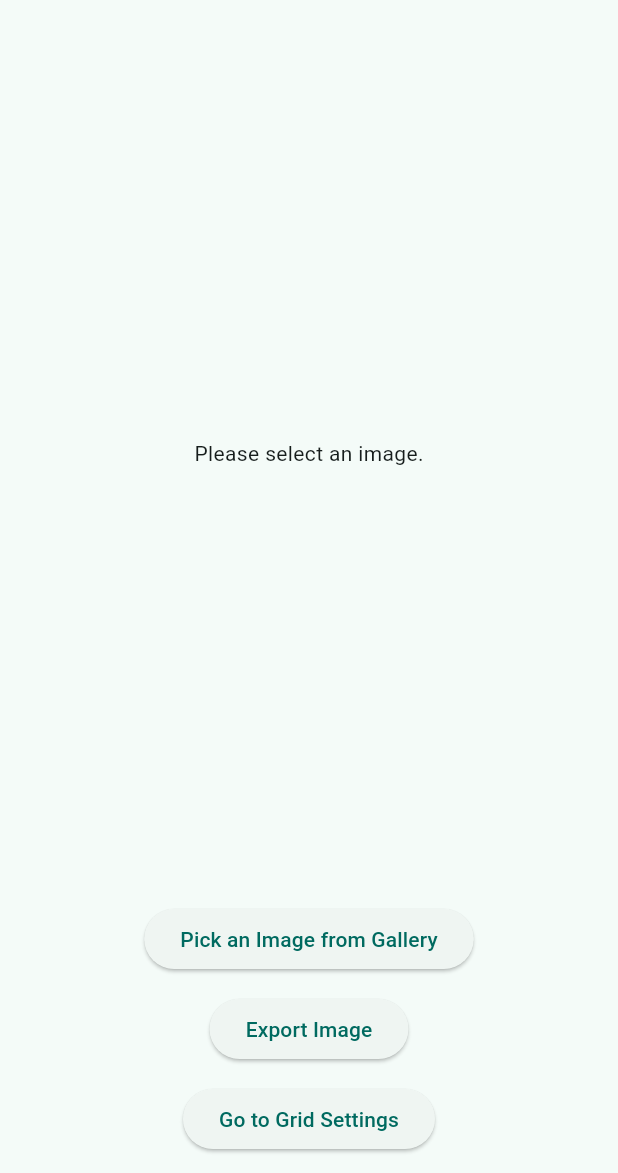
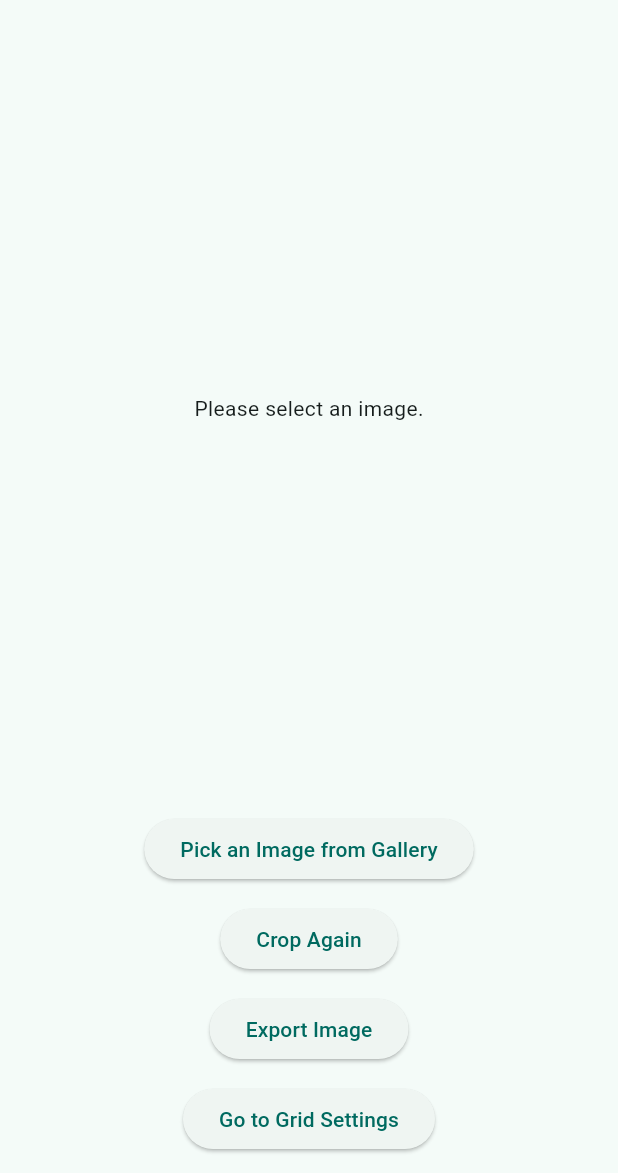
Before and after one commit to Qing117/gridder, a Flutter app: the screen it shows after launch, after a tap on "Pick an Image from Gallery", on a phone screen of 412 x 824 dp, the part 63-1236 px from its top. Run offline on Flutter 3.47's test engine with Material 3 defaults, Android fonts, the phone set to English and light mode, and no system bars; our stand-ins replace flutter_colorpicker, gallery_saver, image_cropper, image_picker.

Commit message:
✨ Added image export to Photos app via temp file for most recent display

```diff
--- a/lib/grid_settings_page.dart
+++ b/lib/grid_settings_page.dart
@@ -76,7 +76,7 @@ class _GridSettingsPageState extends State<GridSettingsPage> {
               Slider(
                 value: _localStrokeWidth,
                 min: 1.0,
-                max: 30.0,
+                max: 10.0,
                 divisions: 20,
                 label: _localStrokeWidth.toStringAsFixed(1),
                 onChanged: (value) {
--- a/lib/main.dart
+++ b/lib/main.dart
@@ -6,6 +6,7 @@ import 'dart:ui' as ui;
 import 'package:flutter/rendering.dart';
 import 'package:path_provider/path_provider.dart';
 import 'package:gallery_saver/gallery_saver.dart';
+import 'package:image_cropper/image_cropper.dart';
 import 'grid_settings_page.dart';
 
 void main() {
@@ -38,6 +39,7 @@ class GridOverlayScreen extends StatefulWidget {
 class _GridOverlayScreenState extends State<GridOverlayScreen> {
   File? _selectedImage;
   ui.Image? _uiImage;
+  String? _originalImagePath;
 
   int _numRows = 4;
   int _numCols = 4;
@@ -49,7 +51,7 @@ class _GridOverlayScreenState extends State<GridOverlayScreen> {
 
   Color _gridColor = Colors.yellow;
   double _gridOpacity = 1.0;
-  double _gridStrokeWidth = 15.0;
+  double _gridStrokeWidth = 1.0;
 
   @override
   void initState() {
@@ -70,8 +72,80 @@ class _GridOverlayScreenState extends State<GridOverlayScreen> {
     final pickedFile = await picker.pickImage(source: ImageSource.gallery);
 
     if (pickedFile != null) {
-      final imageFile = File(pickedFile.path);
-      final data = await pickedFile.readAsBytes();
+      _originalImagePath = pickedFile.path;
+
+      final croppedFile = await ImageCropper().cropImage(
+        sourcePath: pickedFile.path,
+        aspectRatioPresets: [
+          CropAspectRatioPreset.original,
+          CropAspectRatioPreset.square,
+          CropAspectRatioPreset.ratio3x2,
+          CropAspectRatioPreset.ratio4x3,
+          CropAspectRatioPreset.ratio16x9,
+          CropAspectRatioPreset.ratio5x4,
+          CropAspectRatioPreset.ratio7x5,
+          CropAspectRatioPreset.ratio5x3,
+        ],
+        uiSettings: [
+          AndroidUiSettings(
+            toolbarTitle: 'Crop Image',
+            toolbarColor: Colors.teal,
+            toolbarWidgetColor: Colors.white,
+            lockAspectRatio: false,
+          ),
+          IOSUiSettings(
+            title: 'Crop Image',
+            aspectRatioLockEnabled: false,
+          ),
+        ],
+      );
+
+      if (croppedFile != null) {
+        final imageFile = File(croppedFile.path);
+        final data = await imageFile.readAsBytes();
+        final codec = await ui.instantiateImageCodec(data);
+        final frame = await codec.getNextFrame();
+
+        setState(() {
+          _selectedImage = imageFile;
+          _uiImage = frame.image;
+        });
+      }
+    }
+  }
+
+  Future<void> _recropImage() async {
+    if (_originalImagePath == null) return;
+
+    final croppedFile = await ImageCropper().cropImage(
+      sourcePath: _originalImagePath!,
+      aspectRatioPresets: [
+        CropAspectRatioPreset.original,
+        CropAspectRatioPreset.ratio3x2,
+        CropAspectRatioPreset.square,
+        CropAspectRatioPreset.ratio4x3,
+        CropAspectRatioPreset.ratio16x9,
+        CropAspectRatioPreset.ratio5x4,
+        CropAspectRatioPreset.ratio7x5,
+        CropAspectRatioPreset.ratio5x3,
+      ],
+      uiSettings: [
+        AndroidUiSettings(
+          toolbarTitle: 'Crop Again',
+          toolbarColor: Colors.teal,
+          toolbarWidgetColor: Colors.white,
+          lockAspectRatio: false,
+        ),
+        IOSUiSettings(
+          title: 'Crop Again',
+          aspectRatioLockEnabled: false,
+        ),
+      ],
+    );
+
+    if (croppedFile != null) {
+      final imageFile = File(croppedFile.path);
+      final data = await imageFile.readAsBytes();
       final codec = await ui.instantiateImageCodec(data);
       final frame = await codec.getNextFrame();
 
@@ -91,15 +165,21 @@ class _GridOverlayScreenState extends State<GridOverlayScreen> {
           await image.toByteData(format: ui.ImageByteFormat.png);
       if (byteData != null) {
         Uint8List pngBytes = byteData.buffer.asUint8List();
-        final directory = await getApplicationDocumentsDirectory();
-        final filePath = '${directory.path}/grid_image.png';
+
+        final tempDir = await getTemporaryDirectory();
+        final filePath = '${tempDir.path}/grid_image_${DateTime.now().millisecondsSinceEpoch}.png';
         final file = File(filePath);
         await file.writeAsBytes(pngBytes);
 
-        await GallerySaver.saveImage(file.path);
+        final saved = await GallerySaver.saveImage(file.path);
+
+        if (saved == true) {
           ScaffoldMessenger.of(context).showSnackBar(
-          const SnackBar(content: Text("Image exported successfully!")),
+            const SnackBar(content: Text("Image saved to Photos")),
           );
+        } else {
+          throw Exception('Image not saved');
+        }
       }
     } catch (e) {
       ScaffoldMessenger.of(context).showSnackBar(
@@ -137,25 +217,36 @@ class _GridOverlayScreenState extends State<GridOverlayScreen> {
                       key: _globalKey,
                       child: InteractiveViewer(
                         panEnabled: true,
-                      boundaryMargin: const EdgeInsets.all(20),
                         minScale: 1.0,
                         maxScale: 5.0,
+                        child: LayoutBuilder(
+                          builder: (context, constraints) {
+                            final imgAspect = _uiImage!.width / _uiImage!.height;
+                            final boxAspect = constraints.maxWidth / constraints.maxHeight;
+
+                            double renderWidth, renderHeight;
+                            if (boxAspect > imgAspect) {
+                              renderHeight = constraints.maxHeight;
+                              renderWidth = renderHeight * imgAspect;
+                            } else {
+                              renderWidth = constraints.maxWidth;
+                              renderHeight = renderWidth / imgAspect;
+                            }
+
+                            return Center(
                               child: SizedBox(
-                        width: _uiImage!.width.toDouble(),
-                        height: _uiImage!.height.toDouble(),
+                                width: renderWidth,
+                                height: renderHeight,
                                 child: Stack(
                                   children: [
                                     Image.file(
                                       _selectedImage!,
-                              width: _uiImage!.width.toDouble(),
-                              height: _uiImage!.height.toDouble(),
+                                      width: renderWidth,
+                                      height: renderHeight,
                                       fit: BoxFit.fill,
                                     ),
                                     CustomPaint(
-                              size: Size(
-                                _uiImage!.width.toDouble(),
-                                _uiImage!.height.toDouble(),
-                              ),
+                                      size: Size(renderWidth, renderHeight),
                                       painter: GridPainter(
                                         rows: _numRows,
                                         columns: _numCols,
@@ -166,6 +257,9 @@ class _GridOverlayScreenState extends State<GridOverlayScreen> {
                                     ),
                                   ],
                                 ),
+                              ),
+                            );
+                          },
                         ),
                       ),
                     )
@@ -179,6 +273,11 @@ class _GridOverlayScreenState extends State<GridOverlayScreen> {
                 ElevatedButton(
                   onPressed: _pickImage,
                   child: const Text('Pick an Image from Gallery'),
+                ),
+                const SizedBox(height: 12),
+                ElevatedButton(
+                  onPressed: _recropImage,
+                  child: const Text('Crop Again'),
                 ),
                 const SizedBox(height: 12),
                 ElevatedButton(
--- a/pubspec.yaml
+++ b/pubspec.yaml
@@ -34,6 +34,7 @@ dependencies:
   # The following adds the Cupertino Icons font to your application.
   # Use with the CupertinoIcons class for iOS style icons.
   cupertino_icons: ^1.0.2
+  image_cropper: ^4.0.1
 
   image_picker: ^1.0.7
 
```
Also changed, not shown: pubspec.lock, 1 other file. Lines whose indentation alone changed are shown as unchanged.
